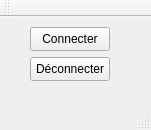
Qt form 09-CodageDetecterLecteurs/DetecterLecteurs/detecterlecteurs.ui (BriceJamin/BriceJamin-ProjetSuPer) before a commit.
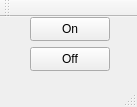
The same form after that commit.

Commit message: Renommage des boutons

What changed in the file:
```diff
--- a/09-CodageDetecterLecteurs/DetecterLecteurs/detecterlecteurs.ui
+++ b/09-CodageDetecterLecteurs/DetecterLecteurs/detecterlecteurs.ui
@@ -6,8 +6,8 @@
    <rect>
     <x>0</x>
     <y>0</y>
-    <width>151</width>
-    <height>130</height>
+    <width>137</width>
+    <height>107</height>
    </rect>
   </property>
   <property name="windowTitle">
@@ -18,26 +18,26 @@
     <property name="geometry">
      <rect>
       <x>30</x>
-      <y>10</y>
+      <y>0</y>
       <width>80</width>
       <height>24</height>
      </rect>
     </property>
     <property name="text">
-     <string>Connecter</string>
+     <string>On</string>
     </property>
    </widget>
    <widget class="QPushButton" name="pbDeconnecter">
     <property name="geometry">
      <rect>
       <x>30</x>
-      <y>40</y>
+      <y>30</y>
       <width>80</width>
       <height>24</height>
      </rect>
     </property>
     <property name="text">
-     <string>Déconnecter</string>
+     <string>Off</string>
     </property>
    </widget>
   </widget>
```
Left out of the diff: 8 changed lines with no effect on the pictures. The commit also changes 2 other files.
